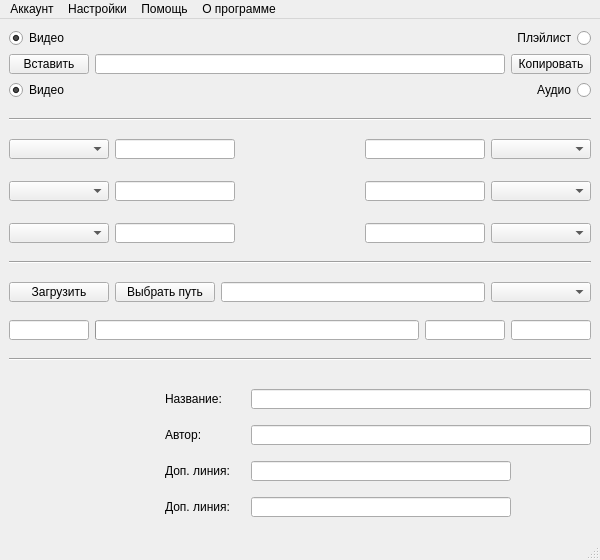
Old version of the form design_cool.ui in the repository AlekseevValeriy/YouTube-video-downloader.
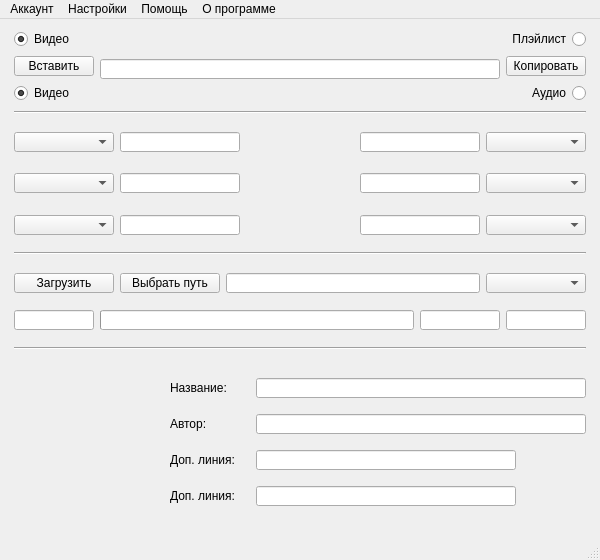
New version of the form.

Patch:
```diff
--- a/design_cool.ui
+++ b/design_cool.ui
@@ -17,7 +17,25 @@
    <number>2</number>
   </property>
   <widget class="QWidget" name="centralwidget">
-   <layout class="QVBoxLayout" name="verticalLayout_2">
+   <layout class="QHBoxLayout" name="horizontalLayout_2">
+    <item>
+     <spacer name="horizontalSpacer">
+      <property name="orientation">
+       <enum>Qt::Horizontal</enum>
+      </property>
+      <property name="sizeType">
+       <enum>QSizePolicy::Fixed</enum>
+      </property>
+      <property name="sizeHint" stdset="0">
+       <size>
+        <width>5</width>
+        <height>20</height>
+       </size>
+      </property>
+     </spacer>
+    </item>
+    <item>
+     <layout class="QVBoxLayout" name="layout_all">
     <item>
      <layout class="QHBoxLayout" name="link_and_settings_layout">
       <item>
@@ -136,6 +154,21 @@
        </layout>
       </item>
       <item>
+         <layout class="QVBoxLayout" name="verticalLayout_2">
+          <item>
+           <spacer name="verticalSpacer">
+            <property name="orientation">
+             <enum>Qt::Vertical</enum>
+            </property>
+            <property name="sizeHint" stdset="0">
+             <size>
+              <width>20</width>
+              <height>40</height>
+             </size>
+            </property>
+           </spacer>
+          </item>
+          <item>
        <widget class="QLineEdit" name="link_line">
         <property name="minimumSize">
          <size>
@@ -159,6 +192,38 @@
         </property>
        </widget>
       </item>
+          <item alignment="Qt::AlignHCenter">
+           <widget class="QLabel" name="line_status_label">
+            <property name="minimumSize">
+             <size>
+              <width>150</width>
+              <height>20</height>
+             </size>
+            </property>
+            <property name="maximumSize">
+             <size>
+              <width>150</width>
+              <height>20</height>
+             </size>
+            </property>
+            <property name="font">
+             <font>
+              <pointsize>9</pointsize>
+             </font>
+            </property>
+            <property name="layoutDirection">
+             <enum>Qt::LeftToRight</enum>
+            </property>
+            <property name="text">
+             <string>&lt;html&gt;&lt;head/&gt;&lt;body&gt;&lt;p&gt;&lt;br/&gt;&lt;/p&gt;&lt;/body&gt;&lt;/html&gt;</string>
+            </property>
+            <property name="textFormat">
+             <enum>Qt::RichText</enum>
+            </property>
+           </widget>
+          </item>
+         </layout>
+        </item>
       <item>
        <layout class="QVBoxLayout" name="right_settings_layout">
         <item>
@@ -261,19 +326,6 @@
       </item>
      </layout>
     </item>
-    <item>
-     <spacer name="vertical_spacer_1">
-      <property name="orientation">
-       <enum>Qt::Vertical</enum>
-      </property>
-      <property name="sizeHint" stdset="0">
-       <size>
-        <width>20</width>
-        <height>20</height>
-       </size>
-      </property>
-     </spacer>
-    </item>
     <item>
      <widget class="Line" name="line_1">
       <property name="font">
@@ -751,7 +803,7 @@
      </layout>
     </item>
     <item>
-     <spacer name="vertical_spacer_7">
+       <spacer name="vertical_spacer_1">
       <property name="orientation">
        <enum>Qt::Vertical</enum>
       </property>
@@ -1149,6 +1201,37 @@
        </layout>
       </item>
      </layout>
+      </item>
+      <item>
+       <spacer name="vertical_spacer_7">
+        <property name="orientation">
+         <enum>Qt::Vertical</enum>
+        </property>
+        <property name="sizeHint" stdset="0">
+         <size>
+          <width>20</width>
+          <height>20</height>
+         </size>
+        </property>
+       </spacer>
+      </item>
+     </layout>
+    </item>
+    <item>
+     <spacer name="horizontalSpacer_2">
+      <property name="orientation">
+       <enum>Qt::Horizontal</enum>
+      </property>
+      <property name="sizeType">
+       <enum>QSizePolicy::Fixed</enum>
+      </property>
+      <property name="sizeHint" stdset="0">
+       <size>
+        <width>5</width>
+        <height>20</height>
+       </size>
+      </property>
+     </spacer>
     </item>
    </layout>
   </widget>
```
Lines whose indentation alone changed are shown as unchanged.
